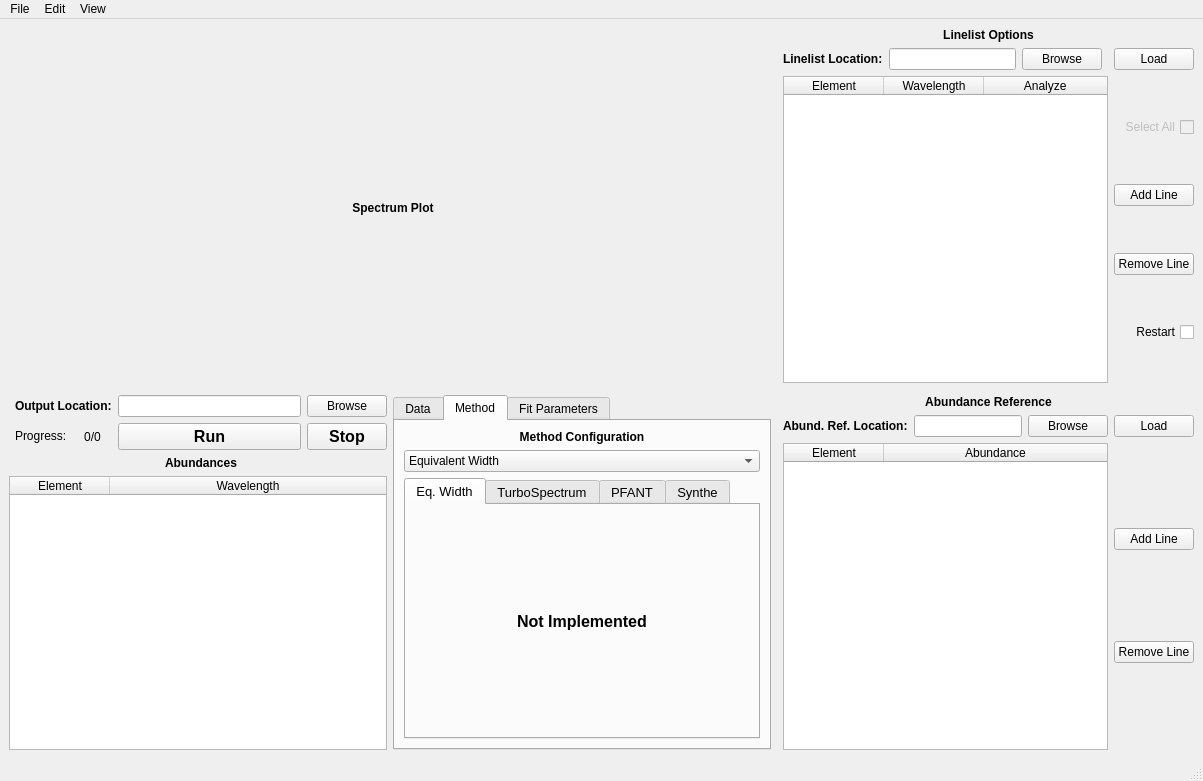
The window that meafs_code/meafs.ui (MatheusJCastro/meafs) describes before a commit, drawn with Qt 5.
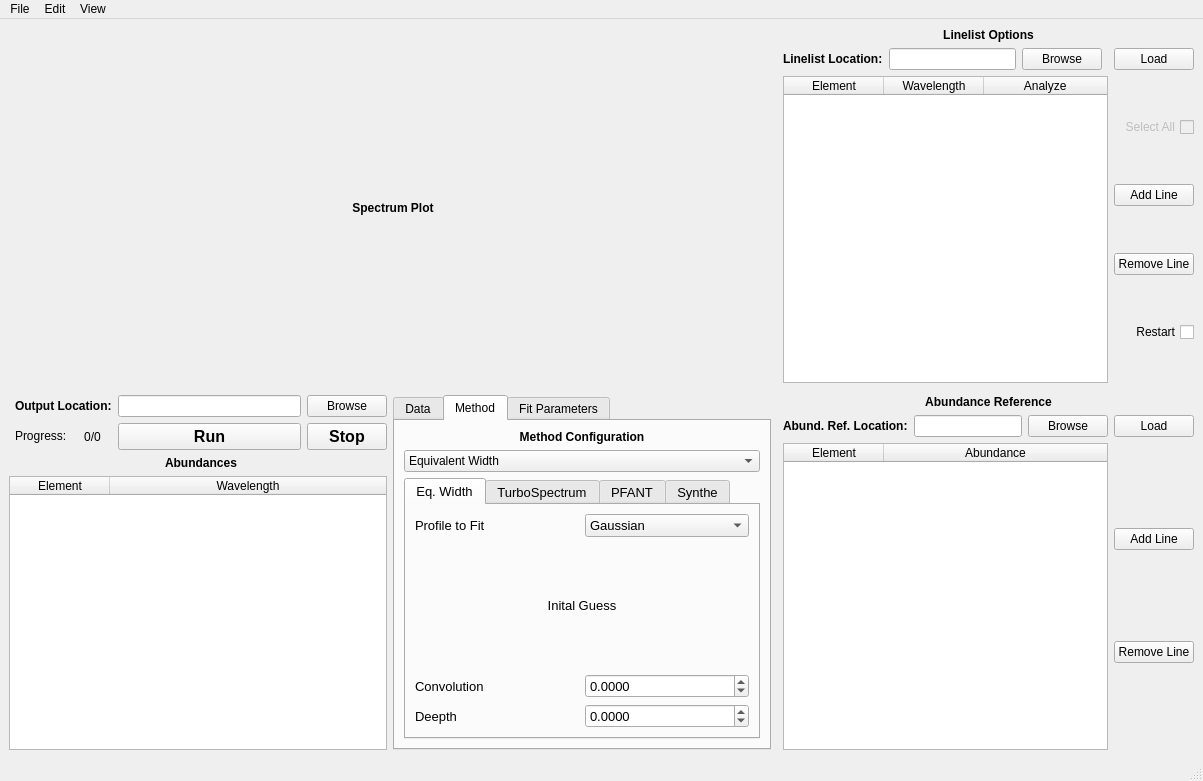
The same window after the commit. The open tabs and pages were chosen to show the change.

```diff
--- a/meafs_code/meafs.ui
+++ b/meafs_code/meafs.ui
@@ -568,23 +568,76 @@
              <layout class="QGridLayout" name="gridLayout_9">
               <item row="0" column="0">
                <layout class="QGridLayout" name="gridLayout_8">
-                <item row="0" column="0">
-                 <widget class="QLabel" name="label_2">
-                  <property name="font">
-                   <font>
-                    <pointsize>12</pointsize>
-                    <weight>75</weight>
-                    <bold>true</bold>
-                   </font>
+                <item row="2" column="0">
+                 <widget class="QLabel" name="convinitguesslabel">
+                  <property name="text">
+                   <string>Convolution</string>
                   </property>
+                 </widget>
+                </item>
+                <item row="3" column="0">
+                 <widget class="QLabel" name="deepthinitguesslabel">
                   <property name="text">
-                   <string>Not Implemented</string>
+                   <string>Deepth</string>
+                  </property>
+                 </widget>
+                </item>
+                <item row="3" column="1">
+                 <widget class="QDoubleSpinBox" name="deepthinitguessvalue">
+                  <property name="decimals">
+                   <number>4</number>
+                  </property>
+                  <property name="minimum">
+                   <double>-99.989999999999995</double>
+                  </property>
+                 </widget>
+                </item>
+                <item row="2" column="1">
+                 <widget class="QDoubleSpinBox" name="convinitguessvalue">
+                  <property name="decimals">
+                   <number>4</number>
+                  </property>
+                  <property name="minimum">
+                   <double>-99.989999999999995</double>
+                  </property>
+                 </widget>
+                </item>
+                <item row="0" column="1">
+                 <widget class="QComboBox" name="ewfuncbox">
+                  <item>
+                   <property name="text">
+                    <string>Gaussian</string>
+                   </property>
+                  </item>
+                  <item>
+                   <property name="text">
+                    <string>Lorentzian</string>
+                   </property>
+                  </item>
+                  <item>
+                   <property name="text">
+                    <string>Voigt</string>
+                   </property>
+                  </item>
+                 </widget>
+                </item>
+                <item row="1" column="0" colspan="2">
+                 <widget class="QLabel" name="initguesslabel">
+                  <property name="text">
+                   <string>Inital Guess</string>
                   </property>
                   <property name="alignment">
                    <set>Qt::AlignCenter</set>
                   </property>
                  </widget>
                 </item>
+                <item row="0" column="0">
+                 <widget class="QLabel" name="ewfunclabel">
+                  <property name="text">
+                   <string>Profile to Fit</string>
+                  </property>
+                 </widget>
+                </item>
                </layout>
               </item>
              </layout>
```
Left out of the diff: 540 changed lines with no effect on the pictures.
